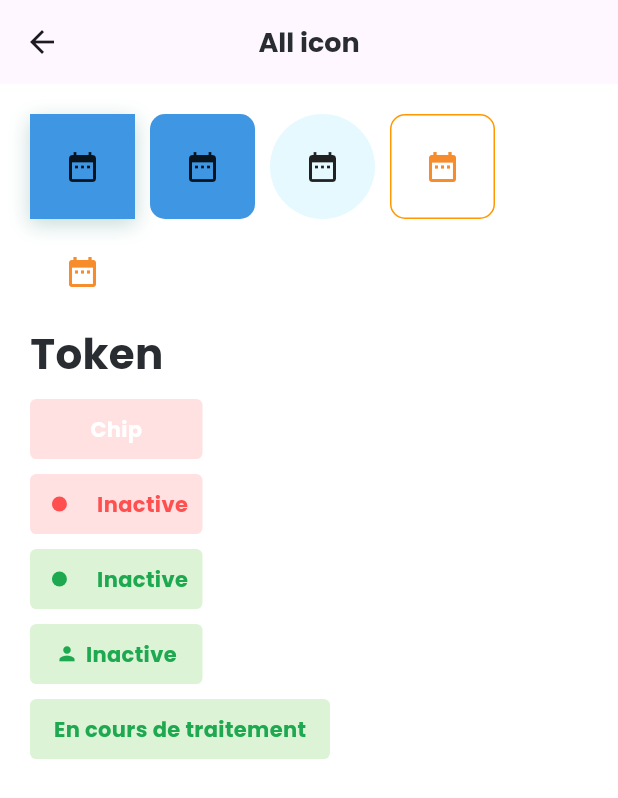
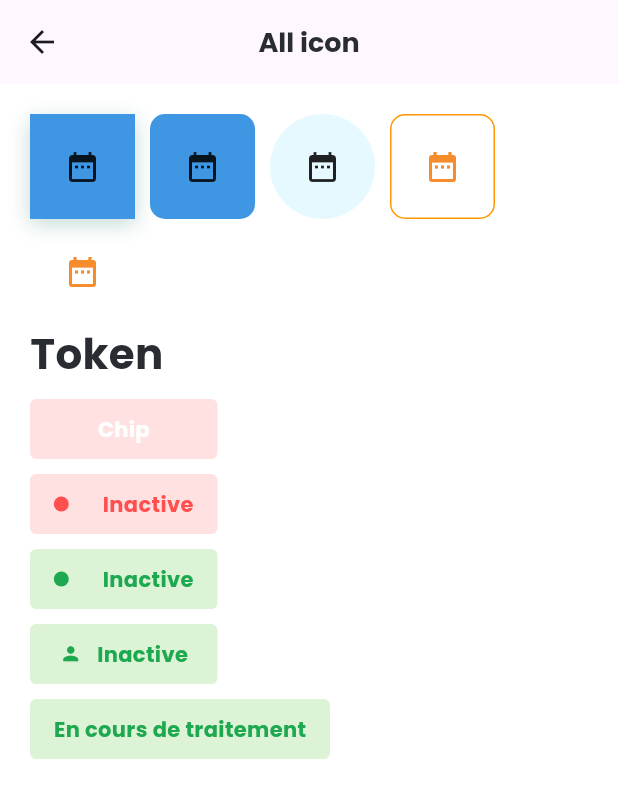
Before and after one commit to Edukever/schoolap-mobile-ui, a Flutter app: the IconPage screen opened directly, on a phone screen of 412 x 824 dp. Shown: the top 798 px of the screen. Run offline on Flutter 3.47's test engine with Material 3 defaults, Android fonts, the phone set to English and light mode, and no system bars; our stand-ins replace dropdown_button2, equatable, flutter_form_builder, flutter_svg, popover.

Commit message:
Update SPChip width to 125 and import Equatable, Svg, and Popover in widget.dart.

```diff
--- a/lib/src/widgets/base/schoolap_app_chip.dart
+++ b/lib/src/widgets/base/schoolap_app_chip.dart
@@ -28,7 +28,7 @@ class SPChip extends StatelessWidget {
   @override
   Widget build(BuildContext context) {
     return Container(
-      width: width ?? 115,
+      width: width ?? 125,
       height: height ?? 40,
       padding: const EdgeInsets.symmetric(horizontal: 14.62, vertical: 3.48),
       clipBehavior: Clip.antiAlias,
--- a/lib/src/widgets/widget.dart
+++ b/lib/src/widgets/widget.dart
@@ -1,6 +1,9 @@
 import 'package:dropdown_button2/dropdown_button2.dart';
+import 'package:equatable/equatable.dart';
 import 'package:flutter/material.dart';
 import 'package:flutter_form_builder/flutter_form_builder.dart';
+import 'package:flutter_svg/svg.dart';
+import 'package:popover/popover.dart';
 import 'package:schoolap_ui/schoolap_ui.dart';
 import 'package:schoolap_ui/src/utils/custom_tydef.dart';
 
@@ -19,3 +22,5 @@ part 'card/schoolap_card_alert.dart';
 part 'card/schoolap_card_presence.dart';
 part 'card/schoolap_card_tile.dart';
 part 'card/schoolap_card_with_image.dart';
+part 'card/schoolap_pop_menu_button.dart';
+part 'card/custom_pop_up.dart';
```
